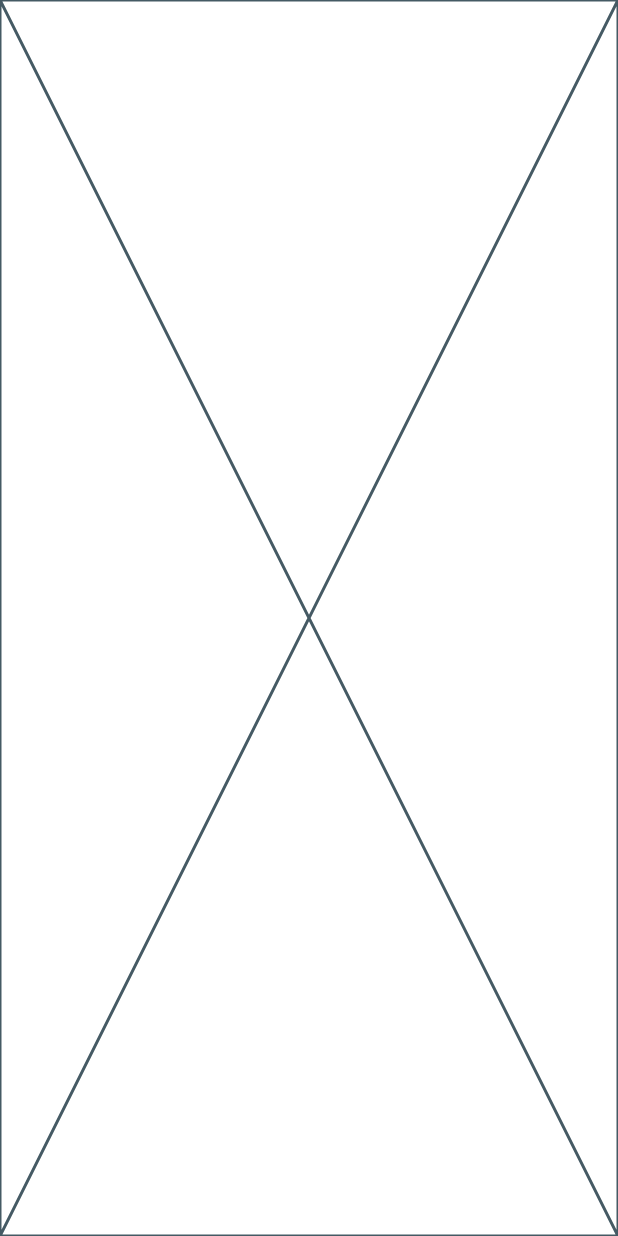
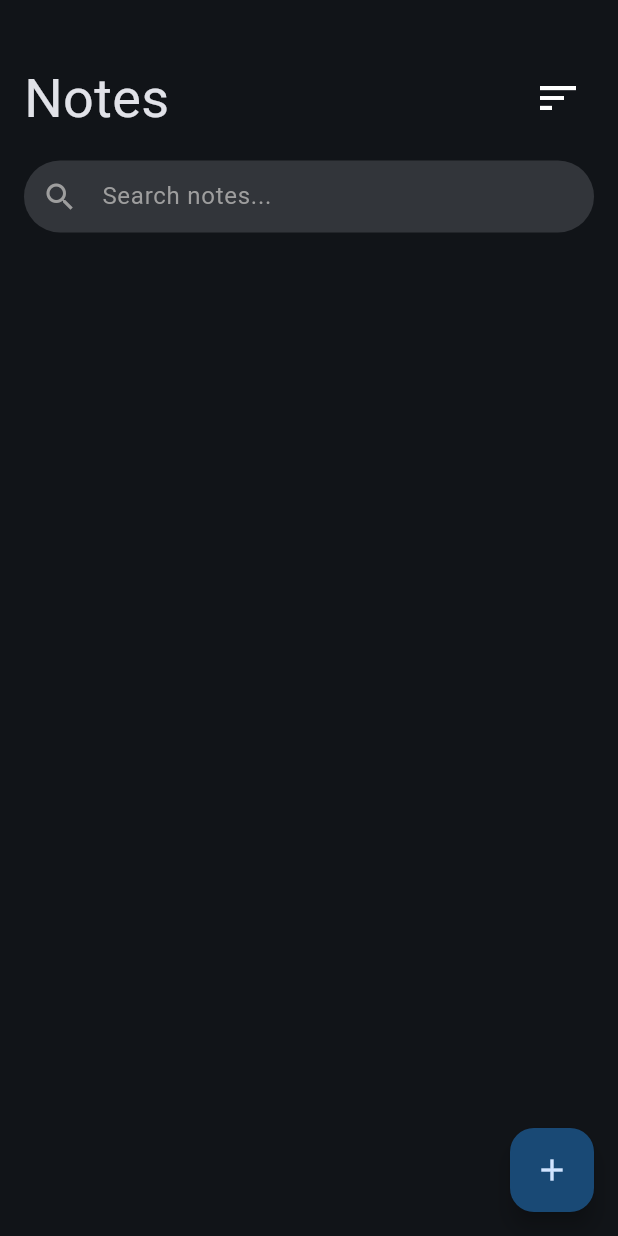
Before and after one commit to NetoBatista/simple_note, a Flutter app: the screen it shows after launch, on a phone screen of 412 x 824 dp. Run offline on Flutter 3.47's test engine with Material 3 defaults, Android fonts, the phone set to English and light mode, and no system bars; our stand-ins replace flutter_modular, localization, sqflite; accounts and stored records are empty.

Commit message:
add project

```diff
--- a/lib/app_module.dart
+++ b/lib/app_module.dart
@@ -1,14 +1,17 @@
 import 'package:flutter_modular/flutter_modular.dart';
+import 'package:simple_note/core/repository/note_repository.dart';
 import 'package:simple_note/features/home_screen/home_page.dart';
+import 'package:simple_note/features/note_screen/note_page.dart';
 
 class AppModule extends Module {
   @override
   void binds(i) {
-    // i.addSingleton<IUserService>(UserService.new);
+    i.addSingleton(NoteRepository.new);
   }
 
   @override
   void routes(r) {
     r.child('/', child: (context) => const HomePage());
+    r.child('/note', child: (context) => NotePage(r.args.data));
   }
 }
--- /dev/null
+++ b/lib/core/model/note_motel.dart
@@ -0,0 +1,35 @@
+class NoteModel {
+  int id;
+  String title;
+  String content;
+  DateTime date;
+  NoteModel({
+    required this.id,
+    required this.title,
+    required this.content,
+    required this.date,
+  });
+
+  Map<String, dynamic> toMap() {
+    return <String, dynamic>{
+      'title': title,
+      'content': content,
+      'date': date.millisecondsSinceEpoch,
+    };
+  }
+
+  factory NoteModel.fromMap(Map<String, dynamic> map) {
+    return NoteModel(
+      id: map['id'] as int,
+      title: map['title'] as String,
+      content: map['content'] as String,
+      date: DateTime.fromMillisecondsSinceEpoch(map['date'] as int),
+    );
+  }
+
+  NoteModel clone() {
+    var map = toMap();
+    map.addAll({'id': id});
+    return NoteModel.fromMap(map);
+  }
+}
--- /dev/null
+++ b/lib/core/repository/note_repository.dart
@@ -0,0 +1,87 @@
+import 'package:flutter/material.dart';
+import 'package:simple_note/core/database/local_database.dart';
+import 'package:simple_note/core/model/note_motel.dart';
+
+class NoteRepository extends ChangeNotifier {
+  NoteRepository() {
+    _initialize();
+  }
+
+  final _table = "note";
+  var typeSort = "desc";
+  var filterNote = "";
+
+  List<NoteModel> _notes = [];
+
+  List<NoteModel> get notes {
+    var response = _notes.sublist(0);
+    if (typeSort == "desc") {
+      response.sort((a, b) => b.date.compareTo(a.date));
+    } else {
+      response.sort((a, b) => a.date.compareTo(b.date));
+    }
+    if (filterNote.isNotEmpty) {
+      return response
+          .where(
+            (x) => x.title.toLowerCase().contains(filterNote.toLowerCase()),
+          )
+          .toList();
+    }
+    return response;
+  }
+
+  void onChangeSort() {
+    typeSort = typeSort == "desc" ? "asc" : "desc";
+    notifyListeners();
+  }
+
+  void onChangeFilterNote(String value) {
+    filterNote = value;
+    notifyListeners();
+  }
+
+  Future<void> _initialize() async {
+    var database = await LocalDatabase.instance.database;
+    var response = await database.query(_table);
+    if (response.isNotEmpty) {
+      _notes = response.map((e) => NoteModel.fromMap(e)).toList();
+    }
+    notifyListeners();
+  }
+
+  Future<void> insert(NoteModel noteModel) async {
+    noteModel.date = DateTime.now().toUtc();
+    var database = await LocalDatabase.instance.database;
+    var id = await database.insert(_table, noteModel.toMap());
+    noteModel.id = id;
+    _notes.add(noteModel);
+    notifyListeners();
+  }
+
+  Future<void> update(NoteModel noteModel) async {
+    noteModel.date = DateTime.now().toUtc();
+    var database = await LocalDatabase.instance.database;
+    await database.update(
+      _table,
+      noteModel.toMap(),
+      where: 'id = ?',
+      whereArgs: [noteModel.id],
+    );
+    var index = _notes.indexWhere((element) => element.id == noteModel.id);
+    _notes.removeAt(index);
+    _notes.insert(index, noteModel);
+    notifyListeners();
+  }
+
+  Future<void> delete(NoteModel noteModel) async {
+    var database = await LocalDatabase.instance.database;
+    await database.delete(
+      _table,
+      where: 'id = ?',
+      whereArgs: [noteModel.id],
+    );
+    var index = _notes.indexWhere((element) => element.id == noteModel.id);
+    _notes.removeAt(index);
+    notifyListeners();
+  }
+}
--- /dev/null
+++ b/lib/core/util/context_util.dart
@@ -0,0 +1,11 @@
+import 'package:flutter/material.dart';
+import 'package:flutter_modular/flutter_modular.dart';
+
+class ContextUtil {
+  static T watch<T extends Object>(
+    BuildContext context, {
+    dynamic Function(T)? onSelect,
+  }) {
+    return context.watch<T>(onSelect);
+  }
+}
--- /dev/null
+++ b/lib/core/util/navigation_util.dart
@@ -0,0 +1,17 @@
+import 'package:flutter_modular/flutter_modular.dart';
+
+class NavigationUtil {
+  static void pop<T extends Object?>([T? result]) {
+    return Modular.to.pop(result);
+  }
+
+  static Future<T?> pushNamed<T extends Object?>(
+    String routeName, {
+    Object? arguments,
+  }) async {
+    return Modular.to.pushNamed(
+      routeName,
+      arguments: arguments,
+    );
+  }
+}
--- a/lib/features/home_screen/home_controller.dart
+++ /dev/null
@@ -1 +0,0 @@
-class HomeController {}
--- a/lib/features/home_screen/home_page.dart
+++ b/lib/features/home_screen/home_page.dart
@@ -1,4 +1,10 @@
 import 'package:flutter/material.dart';
+import 'package:localization/localization.dart';
+import 'package:simple_note/core/model/note_motel.dart';
+import 'package:simple_note/core/repository/note_repository.dart';
+import 'package:simple_note/core/util/context_util.dart';
+import 'package:simple_note/core/util/navigation_util.dart';
+import 'package:simple_note/features/home_note/home_note_component.dart';
 
 class HomePage extends StatefulWidget {
   const HomePage({super.key});
@@ -10,6 +16,93 @@ class HomePage extends StatefulWidget {
 class _HomePageState extends State<HomePage> {
   @override
   Widget build(BuildContext context) {
-    return const Placeholder();
+    var noteRepository = ContextUtil.watch<NoteRepository>(context);
+
+    return Scaffold(
+      floatingActionButton: FloatingActionButton(
+        onPressed: () {
+          NavigationUtil.pushNamed(
+            '/note',
+            arguments: NoteModel(
+              id: 0,
+              title: '',
+              content: '',
+              date: DateTime.now().toUtc(),
+            ),
+          );
+        },
+        child: const Icon(Icons.add_outlined),
+      ),
+      body: Padding(
+        padding: const EdgeInsets.fromLTRB(16, 40, 16, 16),
+        child: Column(
+          children: [
+            Row(
+              mainAxisAlignment: MainAxisAlignment.spaceBetween,
+              children: [
+                Text(
+                  'notes'.i18n(),
+                  style: const TextStyle(fontSize: 36),
+                ),
+                IconButton(
+                  onPressed: noteRepository.onChangeSort,
+                  icon: const Icon(
+                    Icons.sort_outlined,
+                    color: Colors.white,
+                    size: 32,
+                  ),
+                )
+              ],
+            ),
+            const SizedBox(height: 16),
+            TextFormField(
+              onChanged: noteRepository.onChangeFilterNote,
+              style: const TextStyle(
+                fontSize: 16,
+                color: Colors.white,
+              ),
+              decoration: InputDecoration(
+                contentPadding: const EdgeInsets.symmetric(
+                  vertical: 12,
+                  horizontal: 12,
+                ),
+                filled: true,
+                focusedBorder: OutlineInputBorder(
+                  borderRadius: BorderRadius.circular(30),
+                  borderSide: const BorderSide(color: Colors.transparent),
+                ),
+                enabledBorder: OutlineInputBorder(
+                  borderRadius: BorderRadius.circular(30),
+                  borderSide: const BorderSide(color: Colors.transparent),
+                ),
+                hintText: "search_notes".i18n(),
+                hintStyle: const TextStyle(
+                  color: Colors.grey,
+                ),
+                prefixIcon: const Icon(
+                  Icons.search_outlined,
+                  color: Colors.grey,
+                ),
+              ),
+            ),
+            const SizedBox(height: 16),
+            Expanded(
+              child: ListView.builder(
+                shrinkWrap: true,
+                itemCount: noteRepository.notes.length,
+                itemBuilder: (context, index) {
+                  var note = noteRepository.notes.elementAt(index);
+                  return Padding(
+                    padding: const EdgeInsets.only(bottom: 8),
+                    child: HomeNoteComponent(note),
+                  );
+                },
+              ),
+            ),
+            const SizedBox(height: 16),
+          ],
+        ),
+      ),
+    );
   }
 }
--- a/lib/main.dart
+++ b/lib/main.dart
@@ -13,10 +13,11 @@ class MyApp extends StatelessWidget {
   @override
   Widget build(BuildContext context) {
     return MaterialApp.router(
+      debugShowCheckedModeBanner: false,
       themeMode: ThemeMode.dark,
       theme: ThemeData(
         colorScheme: ColorScheme.fromSeed(
-          seedColor: Colors.deepPurple,
+          seedColor: Colors.blue,
           brightness: Brightness.dark,
         ),
         useMaterial3: true,
```
Also changed, not shown: lib/core/database/local_database.dart (added, +42 -0 lines), lib/core/util/date_util.dart (added, +14 -0 lines), lib/features/alert_delete_note/alert_delete_note.dart (added, +41 -0 lines), lib/features/home_note/home_note_component.dart (added, +60 -0 lines), lib/features/note_screen/note_page.dart (added, +112 -0 lines), lib/i18n/en_US.json (+8 -1 lines), lib/i18n/pt_BR.json (+8 -1 lines), pubspec.yaml (+8 -0 lines), lib/assets/logo.png (added), pubspec.lock, 8 other files.
